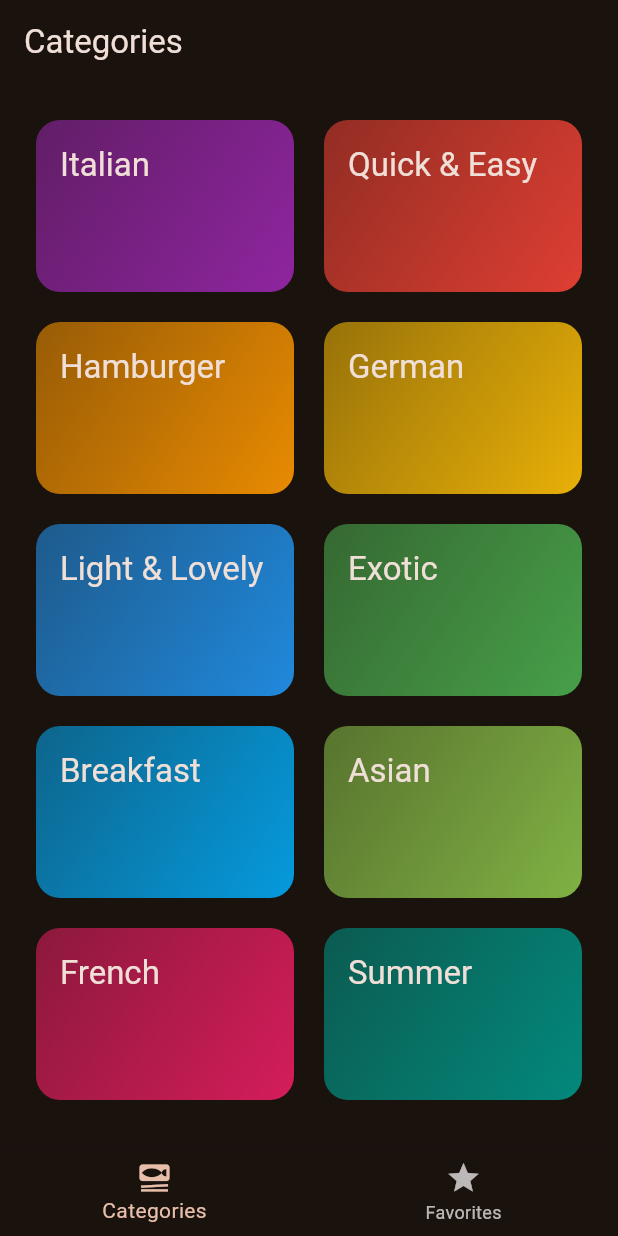
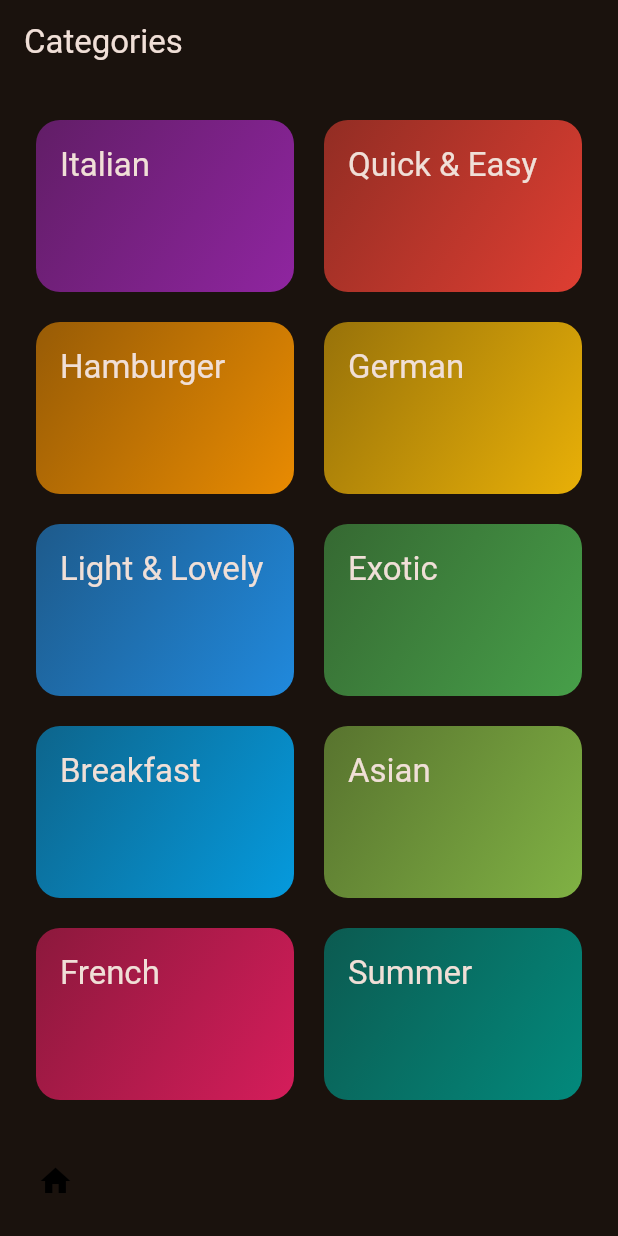
Before and after one commit to Jangle-Parth/Khana-Khazana, a Flutter app: the screen it shows after launch, on a phone screen of 412 x 824 dp. Run offline on Flutter 3.47's test engine with Material 3 defaults, Android fonts, the phone set to English and light mode, and no system bars; drawn by our look-alikes of google_nav_bar; our stand-ins replace transparent_image.

Commit message:
Added Google Nav Bar

```diff
--- a/lib/screens/meal_details.dart
+++ b/lib/screens/meal_details.dart
@@ -11,6 +11,10 @@ class MealDetailsScreen extends StatelessWidget {
     return Scaffold(
       appBar: AppBar(
         title: Text(meal.title),
+        actions: [
+          IconButton(
+              onPressed: () {}, icon: const Icon(Icons.favorite_outlined))
+        ],
       ),
       body: SingleChildScrollView(
         child: Column(children: [
--- a/lib/screens/tabs.dart
+++ b/lib/screens/tabs.dart
@@ -1,4 +1,5 @@
 import 'package:flutter/material.dart';
+import 'package:google_nav_bar/google_nav_bar.dart';
 import 'package:khana_khazana/screens/categories.dart';
 import 'package:khana_khazana/screens/meals.dart';
 
@@ -32,15 +33,20 @@ class _TabsScreenState extends State<TabsScreen> {
         title: Text(activePageTitle),
       ),
       body: activePage,
-      bottomNavigationBar: BottomNavigationBar(
-        onTap: _selectPage,
-        currentIndex: _selectedPageIndex,
-        items: const [
-          BottomNavigationBarItem(
-              icon: Icon(Icons.set_meal), label: 'Categories'),
-          BottomNavigationBarItem(icon: Icon(Icons.star), label: 'Favorites'),
+      bottomNavigationBar: GNav(
+        tabs: [
+          GButton(icon: Icons.home),
         ],
       ),
+      // bottomNavigationBar: BottomNavigationBar(
+      //   onTap: _selectPage,
+      //   currentIndex: _selectedPageIndex,
+      //   items: const [
+      //     BottomNavigationBarItem(
+      //         icon: Icon(Icons.set_meal), label: 'Categories'),
+      //     BottomNavigationBarItem(icon: Icon(Icons.star), label: 'Favorites'),
+      //   ],
+      // ),
     );
   }
 }
--- a/pubspec.yaml
+++ b/pubspec.yaml
@@ -9,7 +9,7 @@ environment:
 dependencies:
   flutter:
     sdk: flutter
-  flutter_gif: ^0.0.4
+  google_nav_bar: ^5.0.6
   transparent_image: ^2.0.1
 
 dev_dependencies:
```
Also changed, not shown: pubspec.lock.
